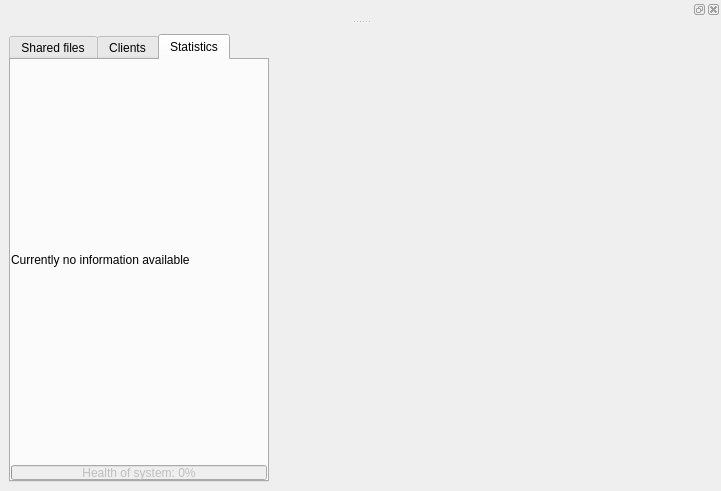
This is textshredder_ui/editorview.ui in mitchelkuijpers/TextShredder as Qt 5 draws it before an edit. The edited form follows.
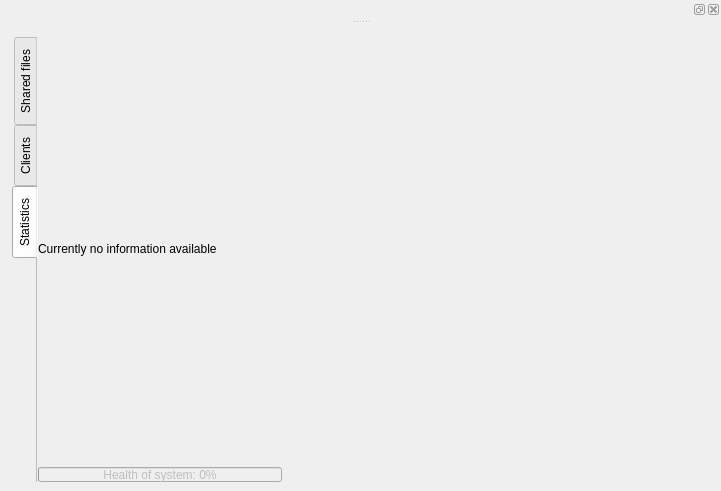
This is the edited form. The open tabs and pages were chosen to show the change. Custom widgets are drawn as their Qt base class.

Commit message: Moved tabs to the west

```diff
--- a/textshredder_ui/editorview.ui
+++ b/textshredder_ui/editorview.ui
@@ -18,6 +18,12 @@
   </property>
   <widget class="QWidget" name="centralwidget">
    <layout class="QGridLayout" name="gridLayout_2">
+    <property name="leftMargin">
+     <number>12</number>
+    </property>
+    <property name="topMargin">
+     <number>12</number>
+    </property>
     <item row="0" column="1">
      <layout class="QGridLayout" name="gridLayout" rowstretch="0,0,0">
       <property name="sizeConstraint">
@@ -40,8 +46,23 @@
           <height>16777215</height>
          </size>
         </property>
+        <property name="tabPosition">
+         <enum>QTabWidget::West</enum>
+        </property>
+        <property name="tabShape">
+         <enum>QTabWidget::Rounded</enum>
+        </property>
         <property name="currentIndex">
-         <number>0</number>
+         <number>2</number>
+        </property>
+        <property name="usesScrollButtons">
+         <bool>false</bool>
+        </property>
+        <property name="documentMode">
+         <bool>true</bool>
+        </property>
+        <property name="movable">
+         <bool>true</bool>
         </property>
         <widget class="QWidget" name="sharedFilesTab">
          <attribute name="title">
```
